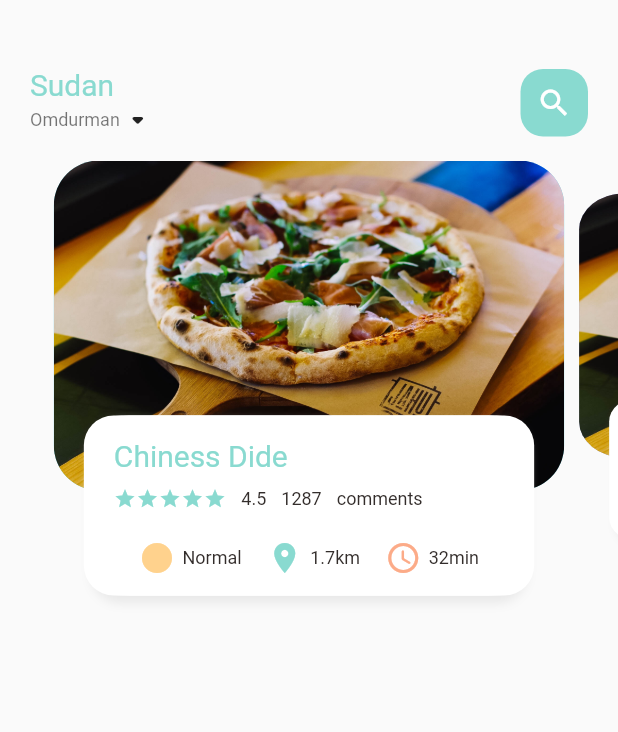
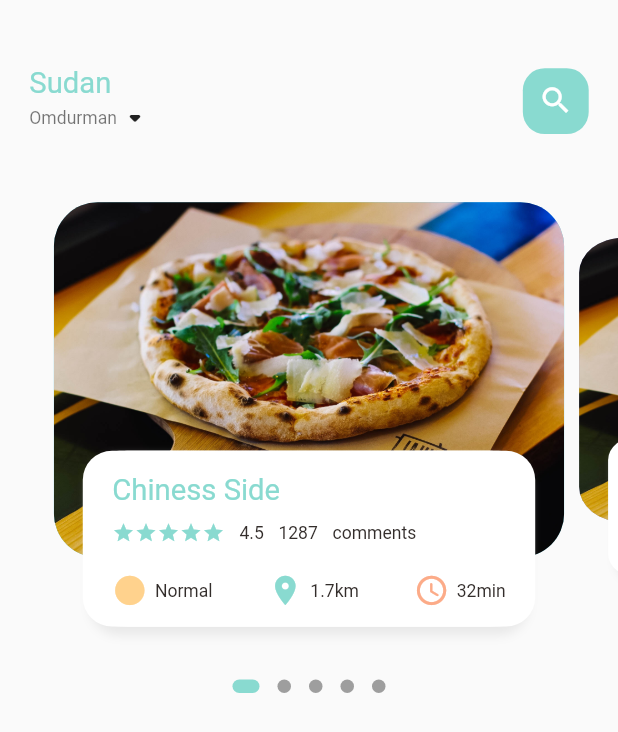
Before and after one commit to MohamedAhmedSD/food_dbestech, a Flutter app: the screen it shows after launch, on a phone screen of 412 x 824 dp. Shown: the top 732 px of the screen. Run offline on Flutter 3.47's test engine with Material 2 defaults, Android fonts, the phone set to English and light mode, and no system bars; drawn by our look-alikes of dots_indicator; our stand-ins replace get.

Commit message:
[1 - Home page  Ui => dimensions]

```diff
--- /dev/null
+++ b/lib/utils/dimensions.dart
@@ -0,0 +1,70 @@
+import 'package:get/get.dart';
+
+class Dimensions {
+  //* to make responsive UI we need use MQ rather hard code
+  //* but there are problem with widget context so by
+  //? by using Get.context we can solve it
+
+  //! steps
+  //? [1] what is my current device Dimensions by MQ
+  //? ========================================================
+  //! how we use Mq to know our current device size
+  //? by using print under stf widget build
+  // var h = MediaQuery.of(context).size.height;
+  // var w = MediaQuery.of(context).size.width;
+  // if (kDebugMode) {
+  //   print(
+  //       "My current device height ${h.toString()} and width is ${w.toString()}");
+  // }
+  //? ========================================================
+  //? [2] I convert hard code (numbers) by compering with result from MQ
+  //* to determain => x factor
+  //* our device H => 844
+  //* x = 844/220 = 3.84
+  //* x = 844/120 = 7.03
+
+  //? [3] now use Get
+  //! access to context == total screen size
+  static double screenHeight = Get.context!.height;
+  static double screenwidth = Get.context!.width;
+
+  //! ===== pageView ==== [if not use to all we get overflow errors]
+  //* x = 844/320 = 2.64
+  //* x = 844/220 = 3.84
+  //* x = 844/120 = 7.03
+  static double pageView = screenHeight / 2.64;
+  static double pageViewContainer = screenHeight / 3.48;
+  static double pageViewTextContainer = screenHeight / 7.03;
+
+  //! ===== dynamic height padding and margin ====
+  //* x = 844/10 = 84.4
+  //* x = 844/15 = 56.27
+  //* x = 844/20 = 42.2
+  //* x = 844/30 = 28.13
+  static double height5 = screenHeight / 186.8;
+  static double height10 = screenHeight / 84.4;
+  static double height15 = screenHeight / 56.27;
+  static double height20 = screenHeight / 42.2;
+  static double height30 = screenHeight / 28.13;
+  static double height45 = screenHeight / 18.76;
+
+  //! ===== dynamic width padding and margin ====
+  static double width10 = screenHeight / 84.4;
+  static double width15 = screenHeight / 56.27;
+  static double width20 = screenHeight / 42.2;
+  static double width30 = screenHeight / 28.13;
+  static double width45 = screenHeight / 18.76;
+
+  //! ===== fonts ====
+  static double font12 = screenHeight / 70.33;
+  static double font20 = screenHeight / 42.2;
+
+  //! ===== radius ====
+  static double radius15 = screenHeight / 56.27;
+  static double radius20 = screenHeight / 42.2;
+  static double radius30 = screenHeight / 28.13;
+
+  //! ===== icon size ====
+  static double iconSize15 = screenHeight / 56.27;
+  static double iconSize24 = screenHeight / 35.17;
+}
--- a/lib/view/screen/home/main_food_page.dart
+++ b/lib/view/screen/home/main_food_page.dart
@@ -1,4 +1,6 @@
+import 'package:flutter/foundation.dart';
 import 'package:flutter/material.dart';
+import 'package:food_app/utils/dimensions.dart';
 
 import '../../../utils/colors.dart';
 import '../../widgets/big_text.dart';
@@ -16,6 +18,16 @@ class _MainFoodPageState extends State<MainFoodPage> {
   @override
   //* why we use container inside another
   Widget build(BuildContext context) {
+    //? ========================================================
+    //! how we use Mq to know our current device size
+    //? by using print under stf widget build
+    var h = MediaQuery.of(context).size.height;
+    var w = MediaQuery.of(context).size.width;
+    if (kDebugMode) {
+      print(
+          "My current device height ${h.toString()} and width is ${w.toString()}");
+    }
+    //? ========================================================
     return Scaffold(
       body: Column(
         children: [
@@ -25,14 +37,17 @@ class _MainFoodPageState extends State<MainFoodPage> {
           //?so give it height to solve it
           Container(
             child: Container(
-              margin: const EdgeInsets.only(top: 45, bottom: 15),
-              padding: const EdgeInsets.only(left: 20, right: 20),
+              margin: EdgeInsets.only(
+                  top: Dimensions.width45, bottom: Dimensions.width45),
+              padding: EdgeInsets.only(
+                  left: Dimensions.height20, right: Dimensions.height20),
               child: Row(
                   mainAxisAlignment: MainAxisAlignment.spaceBetween,
                   children: [
                     Column(
                       crossAxisAlignment: CrossAxisAlignment.start,
                       children: [
+                        //? ======= header ===========
                         BigText(
                           text: "Sudan",
                           color: AppColors.mainColor,
@@ -51,22 +66,24 @@ class _MainFoodPageState extends State<MainFoodPage> {
                     ),
                     Center(
                       child: Container(
-                        width: 45,
-                        height: 45,
+                        width: Dimensions.width45,
+                        height: Dimensions.height45,
                         decoration: BoxDecoration(
-                            borderRadius: BorderRadius.circular(15),
+                            borderRadius:
+                                BorderRadius.circular(Dimensions.radius15),
                             color: AppColors.mainColor),
-                        child: const Icon(
+                        child: Icon(
                           Icons.search,
                           color: Colors.white,
+                          //! default icon size 24
+                          size: Dimensions.iconSize24,
                         ),
                       ),
                     ),
                   ]),
             ),
           ),
-          //? === [Part 2] ===
-
+          //? //? ======= body ===========
           const FoodPageBody(),
         ],
       ),
--- a/lib/view/widgets/big_text.dart
+++ b/lib/view/widgets/big_text.dart
@@ -1,4 +1,5 @@
 import 'package:flutter/material.dart';
+import 'package:food_app/utils/dimensions.dart';
 
 //! add font assets
 class BigText extends StatelessWidget {
@@ -12,7 +13,7 @@ class BigText extends StatelessWidget {
     this.color =
         const Color(0xFF89dad0), //! default color must as hex not use AppColors
     required this.text,
-    this.size = 20,
+    this.size = 0,
     this.overflow = TextOverflow.ellipsis,
   }) : super(key: key);
 
@@ -25,7 +26,9 @@ class BigText extends StatelessWidget {
       style: TextStyle(
         fontFamily: "Roboto",
         color: color,
-        fontSize: size,
+        // fontSize: size,
+        //! if not pass any font size == 0 => use font20
+        fontSize: size == 0 ? Dimensions.font20 : size,
         fontWeight: FontWeight.w400,
       ),
     );
--- a/lib/view/widgets/food_page_body.dart
+++ b/lib/view/widgets/food_page_body.dart
@@ -1,5 +1,7 @@
+import 'package:dots_indicator/dots_indicator.dart';
 import 'package:flutter/foundation.dart';
 import 'package:flutter/material.dart';
+import 'package:food_app/utils/dimensions.dart';
 
 import '../../utils/colors.dart';
 import 'big_text.dart';
@@ -23,7 +25,8 @@ class _FoodPageBodyState extends State<FoodPageBody> {
 
   var _currentPageValue = 0.0;
   final double _scaleFactor = 0.8; //? use 80% from its original size
-  final double _height = 220;
+  // final double _height = 220;
+  final double _height = Dimensions.pageViewContainer;
 
   @override
   void initState() {
@@ -54,10 +57,12 @@ class _FoodPageBodyState extends State<FoodPageBody> {
     //! error == Horizontal viewport was given unbounded height
     //* it due to we use Container dosen't have any size
     //?so give it height to solve it
-    return SizedBox(
+    return Column(children: [
+      SizedBox(
         //! we use this color to see our edges between widgets after end, disable it
         // color: Colors.redAccent,
-      height: 320,
+        // height: 320,
+        height: Dimensions.pageView,
         //? === [ PageView ] ===
         child: PageView.builder(
             controller: pageController,
@@ -66,10 +71,22 @@ class _FoodPageBodyState extends State<FoodPageBody> {
             itemBuilder: (context, position) {
               return _buildPageItem(position);
             }),
-    );
+      ),
+      //?
+      DotsIndicator(
+        dotsCount: 5,
+        position: _currentPageValue,
+        decorator: DotsDecorator(
+            size: const Size.square(9.0),
+            activeColor: AppColors.mainColor,
+            activeSize: const Size(18.0, 9.0),
+            activeShape:
+                RoundedRectangleBorder(borderRadius: BorderRadius.circular(8))),
+      )
+    ]);
   }
+
   //! becarful with Scope of class
-
   //! make inner use Widget
   Widget _buildPageItem(int index) {
     //? ========= [ dart == Matrix4 to add animation == smpth sliding] === 1:45:00===
@@ -143,12 +160,13 @@ class _FoodPageBodyState extends State<FoodPageBody> {
         Container(
           //* when put Container inside another
           //? child Container take full size of its parent
-          height:
-              220, //! so no need use height, put with stack its height will apply on UI rather than its parent Container
+          //! so no need use height, put with stack its height will apply on UI rather than its parent Container
+          // height: 220,
+          height: Dimensions.pageViewContainer,
           //? margin here make anti space between our pages
           margin: const EdgeInsets.only(left: 5, right: 5),
           decoration: BoxDecoration(
-            borderRadius: BorderRadius.circular(30),
+            borderRadius: BorderRadius.circular(Dimensions.radius30),
             //* make condition stmt => to choose different colors
             //* according to value of page index
             color: index.isEven
@@ -170,11 +188,15 @@ class _FoodPageBodyState extends State<FoodPageBody> {
           child: Container(
             //* when put Container inside another
             //? child Container take full size of its parent
-            height:
-                120, //! so no need use height, put with stack its height will apply on UI rather than its parent Container
-            margin: const EdgeInsets.only(left: 30, right: 30, bottom: 30),
+            //! so no need use height, put with stack its height will apply on UI rather than its parent Container
+            // height: 120,
+            height: Dimensions.pageViewTextContainer,
+            margin: EdgeInsets.only(
+                left: Dimensions.width30,
+                right: Dimensions.width30,
+                bottom: Dimensions.width30),
             decoration: BoxDecoration(
-                borderRadius: BorderRadius.circular(20),
+                borderRadius: BorderRadius.circular(Dimensions.radius20),
                 color: Colors.white,
                 //! we need add shadow on bottom with bulur
                 //* after add it we need delete blur that we not need it
@@ -200,13 +222,17 @@ class _FoodPageBodyState extends State<FoodPageBody> {
             //? === [3] ===
 
             child: Container(
-              padding: const EdgeInsets.only(top: 15, left: 15, right: 15),
+              padding: EdgeInsets.only(
+                  top: Dimensions.height15,
+                  left: Dimensions.height15,
+                  right: Dimensions.height15),
               child: Column(
                 crossAxisAlignment: CrossAxisAlignment.start,
                 children: [
-                  BigText(text: "Chiness Dide"),
-                  const SizedBox(
-                    height: 10,
+                  BigText(text: "Chiness Side"),
+                  SizedBox(
+                    // height: 10,
+                    height: Dimensions.height10,
                   ),
                   //? ========== first row ===============
                   Row(
@@ -229,33 +255,34 @@ class _FoodPageBodyState extends State<FoodPageBody> {
                       ),
                       //? ========== second row ===============
                       //? add texts ================
-                      const SizedBox(
-                        width: 10,
+                      SizedBox(
+                        width: Dimensions.width10,
                       ),
                       SmallText(
                         text: "4.5",
                       ),
-                      const SizedBox(
-                        width: 10,
+                      SizedBox(
+                        width: Dimensions.width10,
                       ),
                       SmallText(
                         text: "1287",
                       ),
-                      const SizedBox(
-                        width: 10,
+                      SizedBox(
+                        width: Dimensions.width10,
                       ),
                       SmallText(
                         text: "comments",
                       ),
                     ],
                   ),
-                  const SizedBox(
-                    height: 20,
+                  SizedBox(
+                    // height: 20,
+                    height: Dimensions.height20,
                   ),
                   //? ========== third row ===============
                   //? Icons && Texts ===============
                   Row(
-                    mainAxisAlignment: MainAxisAlignment.spaceEvenly,
+                    mainAxisAlignment: MainAxisAlignment.spaceBetween,
                     children: const [
                       IconAndTextWidget(
                         icon: Icons.circle_sharp,
--- a/lib/view/widgets/icon_and_text_widget.dart
+++ b/lib/view/widgets/icon_and_text_widget.dart
@@ -1,4 +1,5 @@
 import 'package:flutter/material.dart';
+import 'package:food_app/utils/dimensions.dart';
 
 import 'small_text.dart';
 
@@ -22,6 +23,7 @@ class IconAndTextWidget extends StatelessWidget {
         Icon(
           icon,
           color: iconColor,
+          size: Dimensions.iconSize24,
         ),
         const SizedBox(
           width: 5,
--- a/lib/view/widgets/small_text.dart
+++ b/lib/view/widgets/small_text.dart
@@ -1,4 +1,5 @@
 import 'package:flutter/material.dart';
+import 'package:food_app/utils/dimensions.dart';
 
 //! add font assets
 class SmallText extends StatelessWidget {
@@ -12,7 +13,8 @@ class SmallText extends StatelessWidget {
     this.color =
         const Color(0xFF332d2b), //! default color must as hex not use AppColors
     required this.text,
-    this.size = 12,
+    // this.size = 12,
+    this.size = 0,
     this.height = 1.2,
   }) : super(key: key);
 
@@ -24,7 +26,8 @@ class SmallText extends StatelessWidget {
       style: TextStyle(
         fontFamily: "Roboto",
         color: color,
-        fontSize: size,
+        // fontSize: size,
+        fontSize: size == 0? Dimensions.font12: size,
         fontWeight: FontWeight.w400,
         height: height, //* default space between lines
       ),
```
Lines whose indentation alone changed are shown as unchanged.
